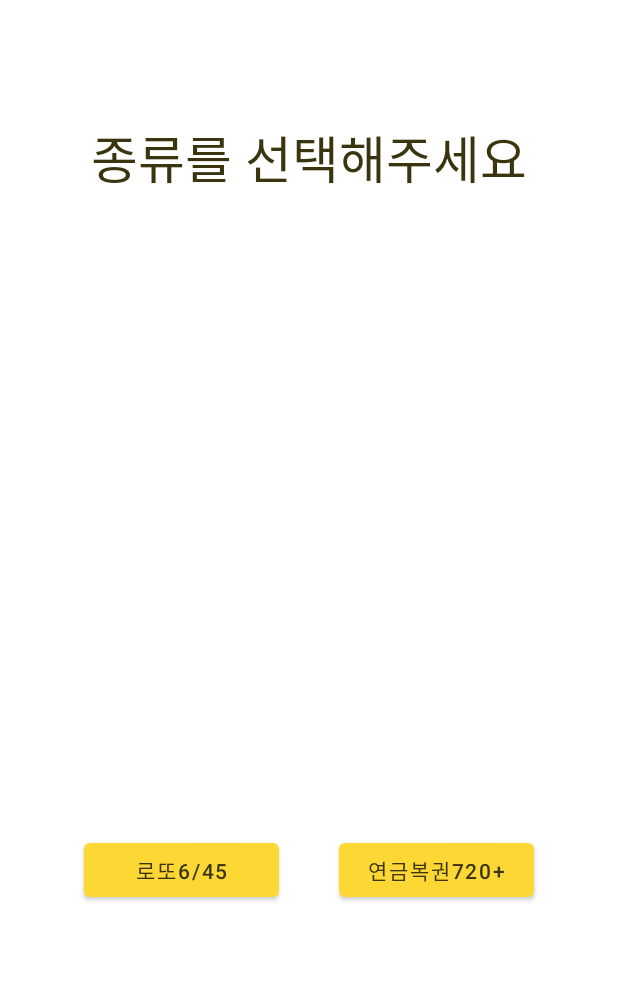
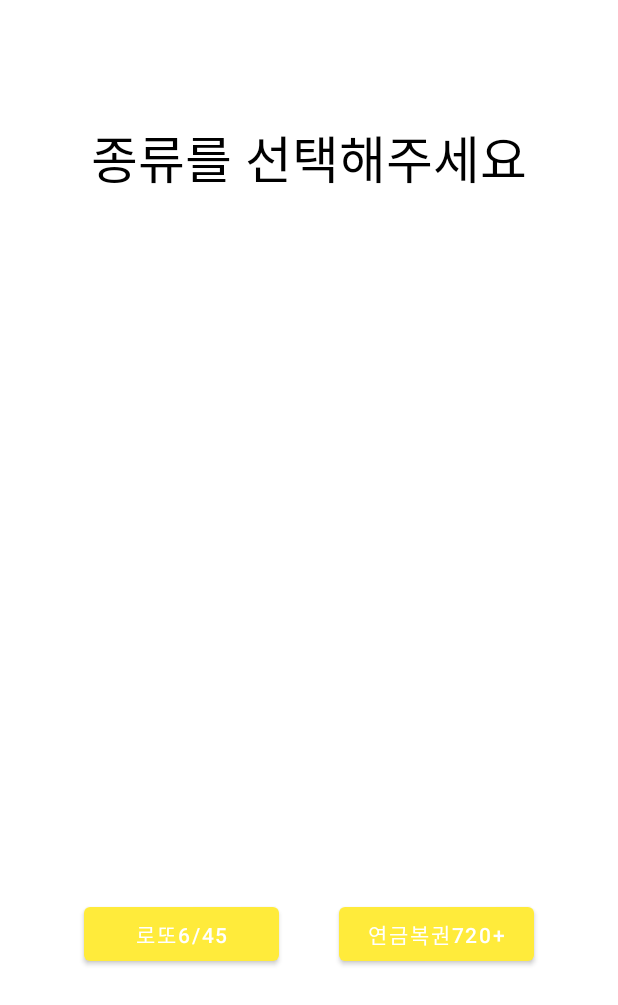
Before and after one commit to jiwonHub/MyLotto, an Android app: the layout activity_intro.xml on its own in the app's theme, with its tools: preview values and no code run, on a phone screen of 412 x 824 dp. Shown: the top 1005 px of the screen. Run offline under Robolectric (Android 15) with nearby library versions, the phone set to English and light mode, and no system bars.

Commit message:
2023-01-19

```diff
--- a/app/src/main/res/layout/activity_intro.xml
+++ b/app/src/main/res/layout/activity_intro.xml
@@ -7,43 +7,36 @@
     tools:context=".IntroActivity">
 
     <Button
-        android:id="@+id/button"
+        android:id="@+id/button_lotto"
         android:layout_width="130dp"
         android:layout_height="wrap_content"
         android:layout_marginStart="60dp"
-        android:layout_marginTop="382dp"
         android:layout_marginEnd="20dp"
         android:layout_marginBottom="177dp"
-        android:text="로또6/45"
-        android:textColor="@color/color2"
+        android:text="@string/_6_45"
         app:layout_constraintBottom_toBottomOf="parent"
-        app:layout_constraintEnd_toStartOf="@+id/button2"
-        app:layout_constraintStart_toStartOf="parent"
-        app:layout_constraintTop_toBottomOf="@+id/textView2" />
+        app:layout_constraintEnd_toStartOf="@+id/button_pension"
+        app:layout_constraintStart_toStartOf="parent" />
 
     <Button
-        android:id="@+id/button2"
+        android:id="@+id/button_pension"
         android:layout_width="130dp"
         android:layout_height="wrap_content"
         android:layout_marginStart="20dp"
-        android:layout_marginTop="382dp"
         android:layout_marginEnd="60dp"
         android:layout_marginBottom="177dp"
-        android:text="연금복권720+"
-        android:textColor="@color/color2"
+        android:text="@string/_720"
         app:layout_constraintBottom_toBottomOf="parent"
         app:layout_constraintEnd_toEndOf="parent"
-        app:layout_constraintStart_toEndOf="@+id/button"
-        app:layout_constraintTop_toBottomOf="@+id/textView2" />
+        app:layout_constraintStart_toEndOf="@+id/button_lotto" />
 
     <TextView
         android:id="@+id/textView2"
         android:layout_width="0dp"
         android:layout_height="wrap_content"
         android:layout_marginTop="79dp"
-        android:text="종류를 선택해주세요"
+        android:text="@string/intro_main"
         android:textAlignment="center"
-        android:textColor="@color/color2"
         android:textSize="34sp"
         app:layout_constraintEnd_toEndOf="parent"
         app:layout_constraintStart_toStartOf="parent"
--- a/app/src/main/res/layout/activity_lotto.xml
+++ b/app/src/main/res/layout/activity_lotto.xml
@@ -85,7 +85,6 @@
             android:layout_height="wrap_content"
             android:layout_marginTop="50dp"
             android:text="1등 로또번호"
-            android:textColor="@color/color2"
             android:textSize="20sp"
             app:layout_constraintEnd_toEndOf="parent"
             app:layout_constraintStart_toStartOf="parent"
@@ -112,7 +111,6 @@
         android:layout_marginEnd="5dp"
         android:layout_marginBottom="20dp"
         android:text="@string/번호추첨"
-        android:textColor="@color/color2"
         app:layout_constraintBottom_toBottomOf="parent"
         app:layout_constraintEnd_toEndOf="parent"
         app:layout_constraintStart_toStartOf="parent" />
--- a/app/src/main/res/values-night/themes.xml
+++ b/app/src/main/res/values-night/themes.xml
@@ -2,7 +2,7 @@
     <!-- Base application theme. -->
     <style name="Theme.Lotto" parent="Theme.MaterialComponents.DayNight.DarkActionBar">
         <!-- Primary brand color. -->
-        <item name="colorPrimary">@color/purple_200</item>
+        <item name="colorPrimary">#c8b900</item>
         <item name="colorPrimaryVariant">@color/purple_700</item>
         <item name="colorOnPrimary">@color/black</item>
         <!-- Secondary brand color. -->
--- a/app/src/main/res/values/colors.xml
+++ b/app/src/main/res/values/colors.xml
@@ -7,10 +7,10 @@
     <color name="teal_700">#FF018786</color>
     <color name="black">#FF000000</color>
     <color name="white">#FFFFFFFF</color>
-    <color name="primaryColor">#fdd835</color>
+    <color name="primaryColor">#ffeb3b</color>
     <color name="primaryLightColor">#ffff6b</color>
     <color name="primaryDarkColor">#c6a700</color>
     <color name='color1'>#e4d038</color>
-    <color name='color2'>#3a350e</color>
+    <color name='textColor'>#000000</color>
     <color name='color3'>#8f8223</color>
 </resources>
--- a/app/src/main/res/values/strings.xml
+++ b/app/src/main/res/values/strings.xml
@@ -5,4 +5,7 @@
     <string name="todo">TODO</string>
     <string name="todo2">TODO</string>
     <string name="번호추첨">번호추첨</string>
+    <string name="_6_45">로또6/45</string>
+    <string name="intro_main">종류를 선택해주세요</string>
+    <string name="_720">연금복권720+</string>
 </resources>
--- a/app/src/main/res/values/themes.xml
+++ b/app/src/main/res/values/themes.xml
@@ -5,12 +5,13 @@
         <item name="colorPrimary">@color/primaryColor</item>
         <item name="colorPrimaryVariant">@color/purple_700</item>
         <item name="colorOnPrimary">@color/white</item>
+        <item name="android:textColor">@color/textColor</item>
         <!-- Secondary brand color. -->
         <item name="colorSecondary">@color/teal_200</item>
         <item name="colorSecondaryVariant">@color/teal_700</item>
         <item name="colorOnSecondary">@color/black</item>
         <!-- Status bar color. -->
-        <item name="android:statusBarColor">@color/primaryDarkColor</item>
+        <item name="android:statusBarColor">#c8b900</item>
         <!-- Customize your theme here. -->
     </style>
 </resources>
```
Also changed, not shown: app/src/main/AndroidManifest.xml (+8 -1 lines), app/src/main/java/com/example/lotto/IntroActivity.kt (+18 -2 lines), app/src/main/java/com/example/lotto/Ui/LottoActivity.kt (+1 -22 lines), app/src/main/java/com/example/lotto/Ui/PensionActivity.java (added, +16 -0 lines), app/src/main/res/layout/activity_pension.xml (added, +9 -0 lines).
